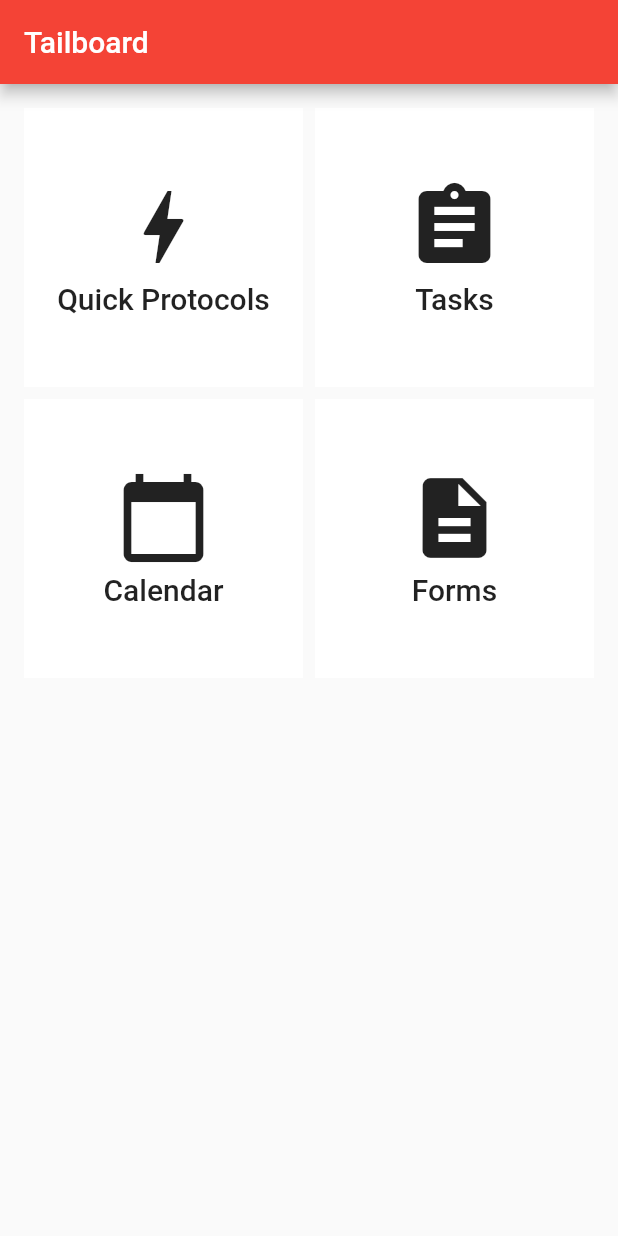
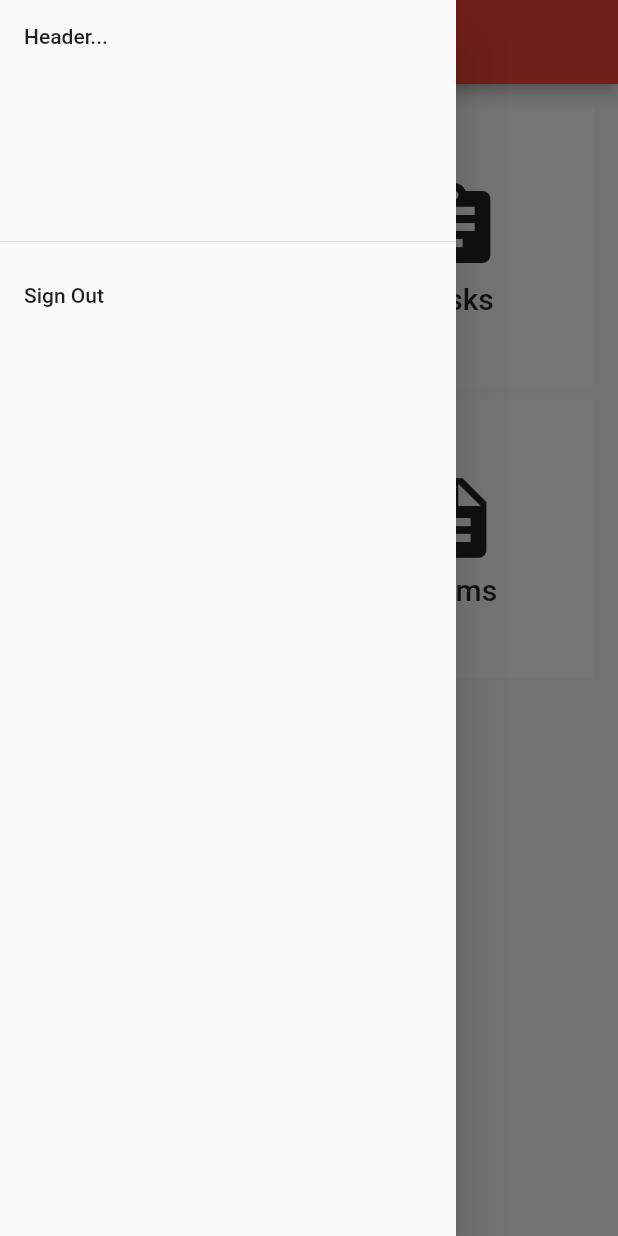
Before and after one commit to ethanharstad/tailboard-app, a Flutter app: the screen it shows once a user with an empty profile is signed in, with the side drawer open (before the commit the screen has no drawer), on a phone screen of 412 x 824 dp. Run offline on Flutter 3.47's test engine with Material 2 defaults, Android fonts, the phone set to English and light mode, and no system bars; our stand-ins replace firebase_auth, firebase_core, native_pdf_view; missing offline and left inert: flutterfire_ui, graphview; accounts and stored records are empty.

Commit message:
Add sign out action in drawer and customize login screen

```diff
--- /dev/null
+++ b/lib/widgets/app_drawer.dart
@@ -0,0 +1,25 @@
+import 'package:firebase_auth/firebase_auth.dart';
+import 'package:flutter/material.dart';
+
+class AppDrawer extends StatelessWidget {
+  const AppDrawer({Key? key}) : super(key: key);
+
+  @override
+  Widget build(BuildContext context) {
+    return Drawer(
+      child: ListView(
+        padding: EdgeInsets.zero,
+        children: <Widget>[
+          const DrawerHeader(child: Text("Header..."),),
+          ListTile(
+            title: const Text('Sign Out'),
+            onTap: () async {
+              await FirebaseAuth.instance.signOut();
+            },
+          ),
+        ],
+      ),
+    );
+  }
+
+}
--- a/lib/widgets/app_scaffold.dart
+++ b/lib/widgets/app_scaffold.dart
@@ -1,4 +1,5 @@
 import 'package:flutter/material.dart';
+import 'package:tailboard_app/widgets/app_drawer.dart';
 
 class AppScaffold extends StatelessWidget {
   const AppScaffold({
@@ -16,6 +17,7 @@ class AppScaffold extends StatelessWidget {
       appBar: AppBar(
         title: Text(title),
       ),
+      drawer: const AppDrawer(),
       body: body,
     );
   }
```
Also changed, not shown: lib/widgets/auth_gate.dart (+45 -3 lines).
